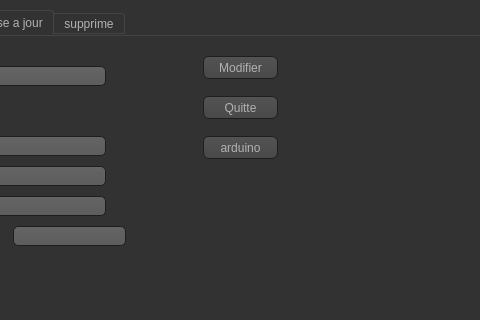
dina-boughanmi/projet-C-, file invite/Gestion_de_invite.ui: the form before one commit; both pictures show x 198 to 678 and y 0 to 320 of the 799 by 441 pixel window.
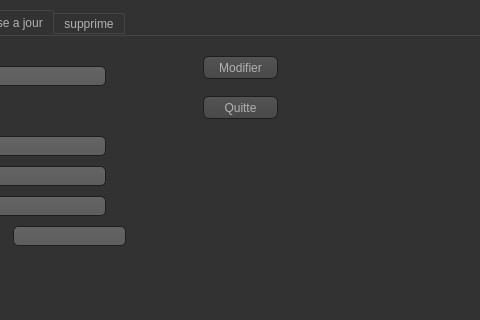
The form after the commit. The open tabs and pages were chosen to show the change. Icons and pictures are not drawn.

Patch:
```diff
--- a/invite/Gestion_de_invite.ui
+++ b/invite/Gestion_de_invite.ui
@@ -7161,22 +7161,6 @@
          <string>Age</string>
         </property>
        </widget>
-       <widget class="QPushButton" name="update_label_linkActivated">
-        <property name="geometry">
-         <rect>
-          <x>340</x>
-          <y>100</y>
-          <width>75</width>
-          <height>23</height>
-         </rect>
-        </property>
-        <property name="styleSheet">
-         <string notr="true"/>
-        </property>
-        <property name="text">
-         <string>arduino</string>
-        </property>
-       </widget>
       </widget>
       <widget class="QWidget" name="tab_4">
        <attribute name="title">
```
